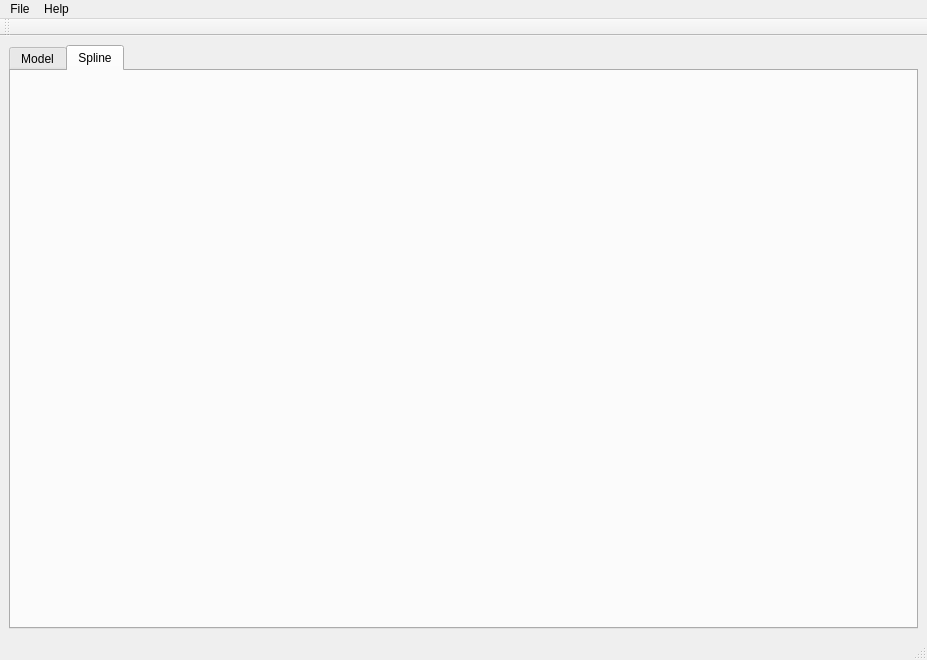
BigCubeCat/icg_raytracing, file lib/mainwindow/mainwindow.ui: the form before one commit.
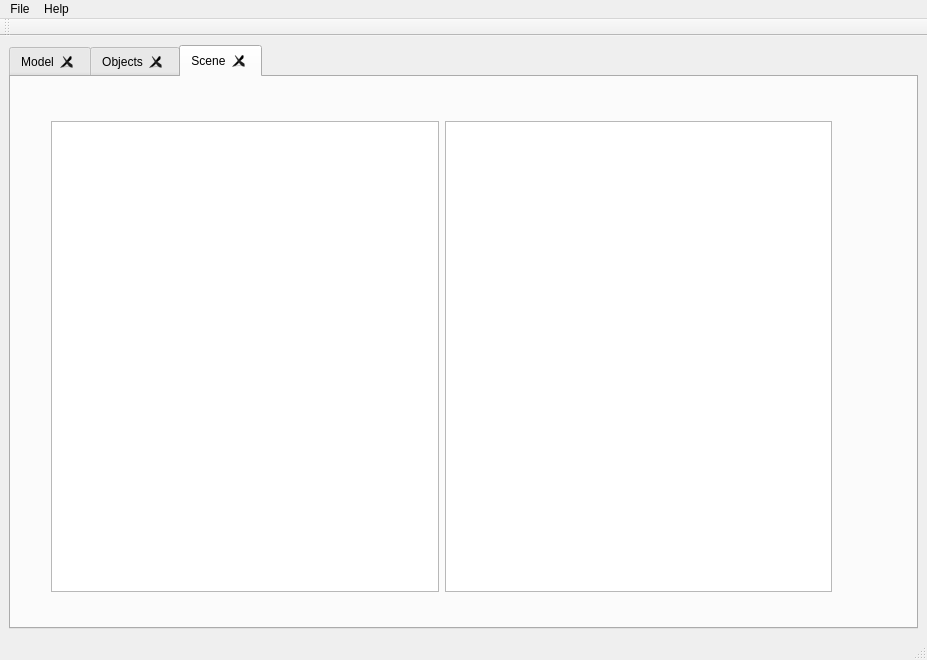
The form after the commit. Icons and pictures are not drawn.

The edit to the form file:
```diff
--- a/lib/mainwindow/mainwindow.ui
+++ b/lib/mainwindow/mainwindow.ui
@@ -27,7 +27,13 @@
     <item>
      <widget class="QTabWidget" name="tabWidget">
       <property name="currentIndex">
-       <number>1</number>
+       <number>2</number>
+      </property>
+      <property name="tabsClosable">
+       <bool>true</bool>
+      </property>
+      <property name="movable">
+       <bool>true</bool>
       </property>
       <widget class="QWidget" name="tab">
        <attribute name="icon">
@@ -46,9 +52,36 @@
         </iconset>
        </attribute>
        <attribute name="title">
-        <string>Spline</string>
+        <string>Objects</string>
        </attribute>
       </widget>
+      <widget class="QWidget" name="tab_3">
+       <attribute name="icon">
+        <iconset resource="../../resources.qrc">
+         <normaloff>:/assets/assets/tool_icons_16px/orbit.png</normaloff>:/assets/assets/tool_icons_16px/orbit.png</iconset>
+       </attribute>
+       <attribute name="title">
+        <string>Scene</string>
+       </attribute>
+       <widget class="QWidget" name="horizontalLayoutWidget">
+        <property name="geometry">
+         <rect>
+          <x>40</x>
+          <y>44</y>
+          <width>781</width>
+          <height>471</height>
+         </rect>
+        </property>
+        <layout class="QHBoxLayout" name="horizontalLayout">
+         <item>
+          <widget class="QPlainTextEdit" name="lightsEditor"/>
+         </item>
+         <item>
+          <widget class="QPlainTextEdit" name="sceneEditor"/>
+         </item>
+        </layout>
+       </widget>
+      </widget>
      </widget>
     </item>
    </layout>
```
Left out of the diff: 2 changed lines with no effect on the pictures.
